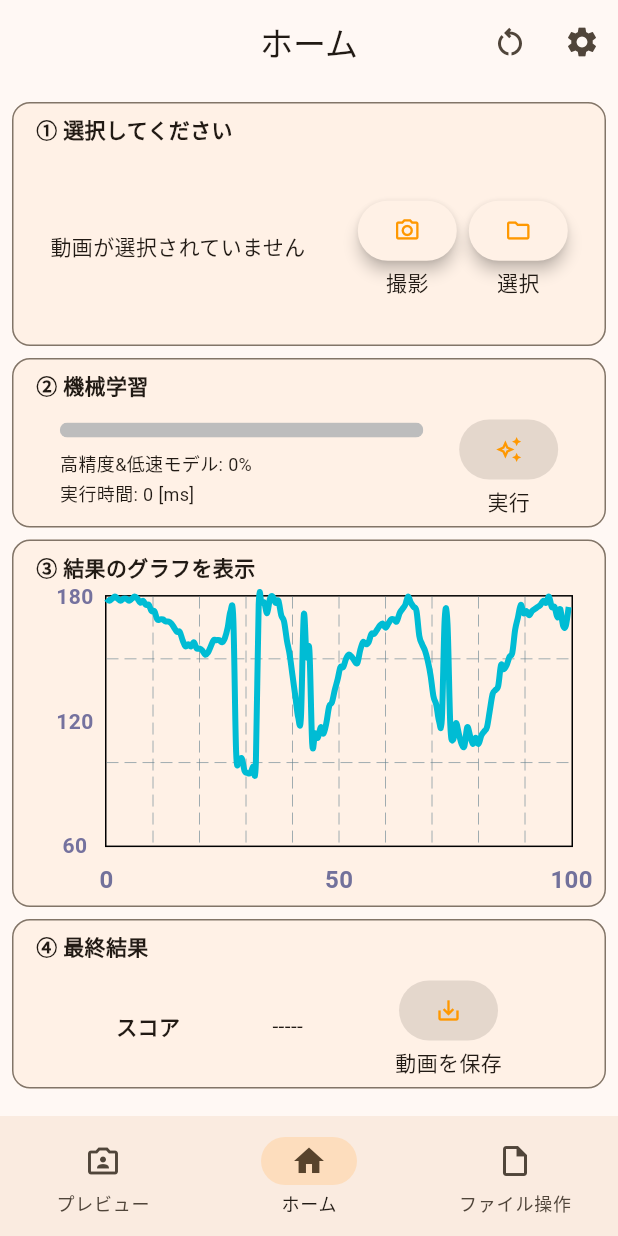
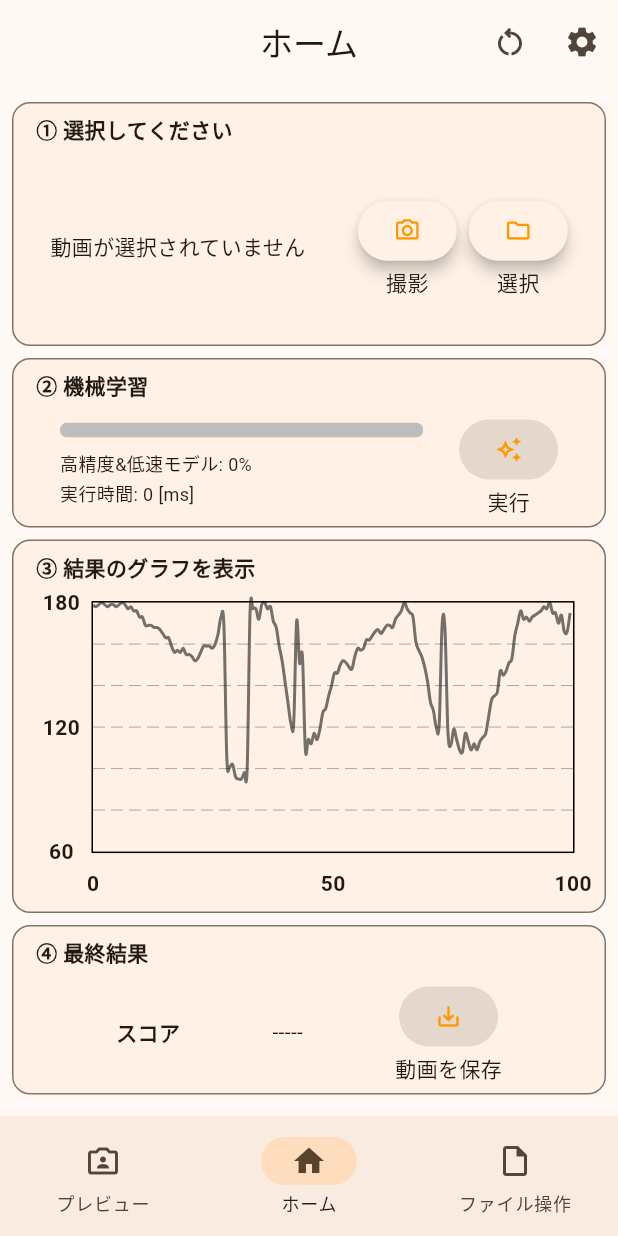
Before and after one commit to HarumaIto/walking_analysis, a Flutter app: the screen it shows after launch, after a tap on "スキップ", after a tap on "アプリへ", on a phone screen of 412 x 824 dp. Run offline on Flutter 3.47's test engine with Material 2 defaults, Android fonts, the light colour scheme and no system bars; drawn by our look-alikes of fl_chart; our stand-ins replace camera, csv, firebase_core, firebase_crashlytics, flutter_native_splash, flutter_riverpod and 7 more; missing offline and left inert: flutter_ffmpeg, fraction, google_mlkit_pose_detection, video_thumbnail; accounts and stored records are empty.

Commit message:
Firebase Crashlyticsの追加とFl ChartのUIの変更

```diff
--- a/lib/home_view_model/chart_view_model.dart
+++ b/lib/home_view_model/chart_view_model.dart
@@ -14,9 +14,10 @@ class ChartViewModel extends ConsumerWidget {
     List dataList = ref.watch(dataListProvider).dataList;
     double screenWidth  = GlobalVar.screenWidth;
 
-    return SizedBox(
+    return Container(
       height: 200,
-      width: screenWidth-60,
+      width: screenWidth-50,
+      margin: const EdgeInsets.only(top: 4, right: 8),
       child: LineChart(
         FlChartRepository(
             showComparisonData: true,
@@ -26,8 +27,3 @@ class ChartViewModel extends ConsumerWidget {
     );
   }
 }
-/*
-dataList.isEmpty
-? chart.LineChart(_createInitChart())
-          : chart.LineChart(_createDataList(dataList)
- */
--- a/lib/home_view_model/result_view_model.dart
+++ b/lib/home_view_model/result_view_model.dart
@@ -57,29 +57,6 @@ class ResultViewModel extends ConsumerWidget {
       results.add(list[i][0]);
     }
     return results;
-  }
-
-  @override
-  Widget build(BuildContext context, WidgetRef ref) {
-    String score = ref.watch(scoreProvider);
-    List dataList = ref.watch(dataListProvider).dataList;
-    saveVideoState = ref.watch(saveVideoStateProvider);
-    if (dataList.isNotEmpty && score == '-----') processResult(dataList, ref);
-
-    return Row(
-      mainAxisAlignment: MainAxisAlignment.spaceEvenly,
-      children: [
-        const Text('スコア', style: TextStyle(fontWeight: FontWeight.bold)),
-        Text(score),
-        OriginalIconButton(
-          icon: Icons.save_alt,
-          onPressed: saveVideoState
-              ? () => saveVideoDialog(context)
-              : null,
-          text: const Text('動画を保存'),
-        ),
-      ],
-    );
   }
 
   void saveVideoDialog(BuildContext context) async {
@@ -144,4 +121,27 @@ class ResultViewModel extends ConsumerWidget {
       );
     });
   }
+
+  @override
+  Widget build(BuildContext context, WidgetRef ref) {
+    String score = ref.watch(scoreProvider);
+    List dataList = ref.watch(dataListProvider).dataList;
+    saveVideoState = ref.watch(saveVideoStateProvider);
+    if (dataList.isNotEmpty && score == '-----') processResult(dataList, ref);
+
+    return Row(
+      mainAxisAlignment: MainAxisAlignment.spaceEvenly,
+      children: [
+        const Text('スコア', style: TextStyle(fontWeight: FontWeight.bold)),
+        Text(score),
+        OriginalIconButton(
+          icon: Icons.save_alt,
+          onPressed: saveVideoState
+              ? () => saveVideoDialog(context)
+              : null,
+          text: const Text('動画を保存'),
+        ),
+      ],
+    );
+  }
 }
--- a/lib/main.dart
+++ b/lib/main.dart
@@ -1,3 +1,6 @@
+import 'dart:async';
+
+import 'package:firebase_crashlytics/firebase_crashlytics.dart';
 import 'package:flutter/material.dart';
 import 'package:flutter/services.dart';
 import 'package:flutter_native_splash/flutter_native_splash.dart';
@@ -14,6 +17,7 @@ import 'package:firebase_core/firebase_core.dart';
 import 'firebase_options.dart';
 
 void main() async {
+  runZonedGuarded<Future<void>>(() async {
     // ここで非同期処理を行えるようにする
     WidgetsBinding widgetsBinding = WidgetsFlutterBinding.ensureInitialized();
     FlutterNativeSplash.preserve(widgetsBinding: widgetsBinding);
@@ -33,9 +37,13 @@ void main() async {
     // 比較用データの設定
     GlobalVar.comparisonData = await getDataForAssetsCSV('assets/comparison_data.csv');
 
+    // Firebaseを初期化
     await Firebase.initializeApp(
       options: DefaultFirebaseOptions.currentPlatform,
     );
+
+    // crashlyticsにエラーを送信する
+    FlutterError.onError = FirebaseCrashlytics.instance.recordFlutterFatalError;
 
     // 最後にUIを構築
     runApp(
@@ -43,4 +51,7 @@ void main() async {
         child: MyApp(),
       ),
     );
+  }, (error, stack) =>
+    FirebaseCrashlytics.instance.recordError(error, stack, fatal: true)
+  );
 }
--- a/lib/repository/fl_chart_repository.dart
+++ b/lib/repository/fl_chart_repository.dart
@@ -20,6 +20,8 @@ class FlChartRepository {
       lineTouchData: _lineTouchData,
       titlesData: _titlesData,
       lineBarsData: _getLineBarData(dataList),
+      betweenBarsData: dataList.isNotEmpty && showComparisonData ? [_betWeenBarsData] : null,
+      gridData: _flGridData,
       maxX: 100,
       minX: 0,
       maxY: 180,
@@ -55,29 +57,28 @@ class FlChartRepository {
   List<LineChartBarData> _getLineBarData(List dataList) {
     List<LineChartBarData> result = [];
     if (showComparisonData) {
-      result.add(_getLineChartBarData(GlobalVar.comparisonData));
+      result.add(_getLineChartBarData(GlobalVar.comparisonData, Colors.black54));
     }
     if (dataList.isNotEmpty) {
-      result.add(_getLineChartBarData(dataList));
+      result.add(_getLineChartBarData(dataList, Colors.orange.withOpacity(0.8)));
     }
     return result;
   }
 
   // グラフにするデータを設定
-  LineChartBarData _getLineChartBarData(List list) {
+  LineChartBarData _getLineChartBarData(List list, Color color) {
     return LineChartBarData(
-        isCurved: true,
-        barWidth: 4,
-        dotData: FlDotData(show: false),
-        belowBarData: BarAreaData(show: false),
-        spots: _flSpotDataExtraction(list, 0)
+      isCurved: true,
+      barWidth: 2,
+      dotData: FlDotData(show: false),
+      color: color,
+      spots: _flSpotDataExtraction(list, 0),
     );
   }
 
   // 左のタイトルに表示するテキストを設定
   Widget _leftTitleWidgets(double value, TitleMeta meta) {
     const style = TextStyle(
-      color: Color(0xff75729e),
       fontWeight: FontWeight.bold,
       fontSize: 14,
     );
@@ -110,9 +111,8 @@ class FlChartRepository {
   // 下のタイトルに表示するテキストの設定
   Widget _bottomTitleWidgets(double value, TitleMeta meta) {
     const style = TextStyle(
-      color: Color(0xff72719b),
       fontWeight: FontWeight.bold,
-      fontSize: 16,
+      fontSize: 14,
     );
     Widget text;
     switch (value.toInt()) {
@@ -139,10 +139,25 @@ class FlChartRepository {
 
   // 下のタイトルを設定
   SideTitles get _bottomTitles => SideTitles(
-      showTitles: true,
-      reservedSize: 32,
-      interval: 1,
-      getTitlesWidget: _bottomTitleWidgets
+    showTitles: true,
+    reservedSize: 32,
+    interval: 1,
+    getTitlesWidget: _bottomTitleWidgets,
+  );
+
+  BetweenBarsData get _betWeenBarsData => BetweenBarsData(
+    fromIndex: 0,
+    toIndex: 1,
+    color: Colors.orangeAccent.withOpacity(0.3)
+  );
+
+  FlGridData get _flGridData => FlGridData(
+    show: true,
+    drawVerticalLine: false,
+    horizontalInterval: 1,
+    checkToShowHorizontalLine: (double value) {
+      return value == 80 || value == 100 || value == 120 || value == 140 || value == 160;
+    }
   );
 
   // データ抽出
--- a/pubspec.yaml
+++ b/pubspec.yaml
@@ -55,6 +55,7 @@ dependencies:
   fluttertoast: ^8.0.9
   firebase_core: ^1.17.1
   google_mlkit_pose_detection: ^0.3.0
+  firebase_crashlytics: ^2.8.2
 
 flutter_icons:
   android: "launcher_icon"
```
Also changed, not shown: 3 other files. Lines whose indentation alone changed are shown as unchanged.
